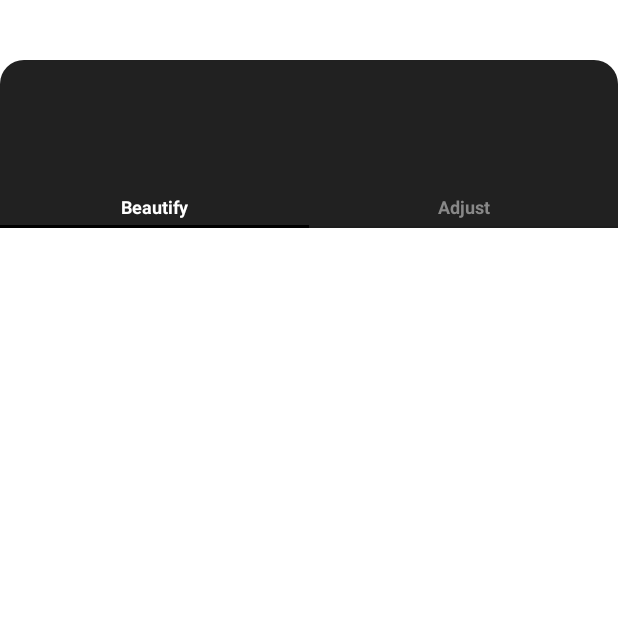
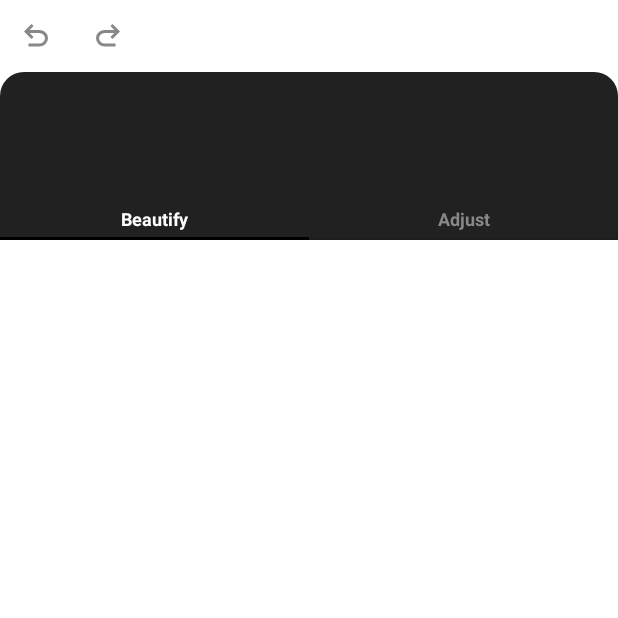
Before and after one commit to AkatsukiRika/OpenPS, an Android app built with Jetpack Compose: the composable EditScreen shown on its own in the app's theme, on a phone screen of 412 x 824 dp, the top half of it. Run offline under Robolectric (Android 15) with nearby library versions, the phone set to English and light mode, and no system bars.

Commit message:
feat: undo/redo上层UI

```diff
--- a/OpenPS/app/src/main/java/com/akatsukirika/openps/compose/EditScreen.kt
+++ b/OpenPS/app/src/main/java/com/akatsukirika/openps/compose/EditScreen.kt
@@ -18,7 +18,7 @@ import androidx.compose.foundation.lazy.items
 import androidx.compose.foundation.shape.RoundedCornerShape
 import androidx.compose.material.CircularProgressIndicator
 import androidx.compose.material.Icon
-import androidx.compose.material.Slider
+import androidx.compose.material.IconButton
 import androidx.compose.material.SliderDefaults
 import androidx.compose.material.Tab
 import androidx.compose.material.TabRow
@@ -65,13 +65,50 @@ const val TAB_ADJUST = 1
 @Composable
 fun EditScreen(viewModel: EditViewModel) {
     Column(modifier = Modifier.fillMaxWidth()) {
+        OperationRow(
+            viewModel = viewModel,
+            modifier = Modifier.align(Alignment.End)
+        )
+
+        MainColumn(viewModel)
+    }
+}
+
+@Composable
+private fun OperationRow(modifier: Modifier = Modifier, viewModel: EditViewModel) {
+    val canUndo = viewModel.canUndo.collectAsState(initial = false).value
+    val canRedo = viewModel.canRedo.collectAsState(initial = false).value
+
+    Row(
+        modifier = modifier,
+        verticalAlignment = Alignment.Bottom
+    ) {
+        IconButton(onClick = { /*TODO*/ }) {
+            Icon(
+                painter = painterResource(id = R.drawable.ic_undo),
+                contentDescription = null,
+                tint = if (canUndo) Color.White else Color.Gray,
+                modifier = Modifier.size(24.dp)
+            )
+        }
+
+        IconButton(onClick = { /*TODO*/ }) {
+            Icon(
+                painter = painterResource(id = R.drawable.ic_redo),
+                contentDescription = null,
+                tint = if (canRedo) Color.White else Color.Gray,
+                modifier = Modifier.size(24.dp)
+            )
+        }
+
+        Spacer(modifier = Modifier.weight(1f))
+
         Icon(
             painter = painterResource(id = R.drawable.ic_compare),
             contentDescription = null,
             tint = Color.White,
             modifier = Modifier
-                .align(Alignment.End)
-                .padding(end = 16.dp, bottom = 16.dp)
+                .padding(bottom = 16.dp, end = 16.dp)
                 .size(24.dp)
                 .pointerInput(Unit) {
                     detectTapGestures(onPress = {
@@ -81,8 +118,6 @@ fun EditScreen(viewModel: EditViewModel) {
                     })
                 }
         )
-
-        MainColumn(viewModel)
     }
 }
 
--- /dev/null
+++ b/OpenPS/app/src/main/java/com/akatsukirika/openps/utils/ModifierExt.kt
@@ -0,0 +1,12 @@
+package com.akatsukirika.openps.utils
+
+import androidx.compose.foundation.clickable
+import androidx.compose.foundation.interaction.MutableInteractionSource
+import androidx.compose.runtime.Composable
+import androidx.compose.runtime.remember
+import androidx.compose.ui.Modifier
+
+@Composable
+fun Modifier.clickableNoIndication(onClick: () -> Unit) = this.clickable(interactionSource = remember {
+    MutableInteractionSource()
+}, indication = null, onClick = onClick)
--- a/OpenPS/app/src/main/java/com/akatsukirika/openps/viewmodel/EditViewModel.kt
+++ b/OpenPS/app/src/main/java/com/akatsukirika/openps/viewmodel/EditViewModel.kt
@@ -72,6 +72,12 @@ class EditViewModel : ViewModel() {
 
     private val _selectedTabIndex = MutableStateFlow(0)
     val selectedTabIndex: StateFlow<Int> = _selectedTabIndex
+
+    private val _canUndo = MutableStateFlow(false)
+    val canUndo: StateFlow<Boolean> = _canUndo
+
+    private val _canRedo = MutableStateFlow(false)
+    val canRedo: StateFlow<Boolean> = _canRedo
 
     private val lastSelectedTabIndex = MutableStateFlow(0)
 
--- /dev/null
+++ b/OpenPS/app/src/main/res/drawable/ic_redo.xml
@@ -0,0 +1,9 @@
+<vector xmlns:android="http://schemas.android.com/apk/res/android"
+    android:width="24dp"
+    android:height="24dp"
+    android:viewportWidth="960"
+    android:viewportHeight="960">
+  <path
+      android:pathData="M396,760q-97,0 -166.5,-63T160,540q0,-94 69.5,-157T396,320h252L544,216l56,-56 200,200 -200,200 -56,-56 104,-104L396,400q-63,0 -109.5,40T240,540q0,60 46.5,100T396,680h284v80L396,760Z"
+      android:fillColor="#FFFFFF"/>
+</vector>
--- /dev/null
+++ b/OpenPS/app/src/main/res/drawable/ic_undo.xml
@@ -0,0 +1,9 @@
+<vector xmlns:android="http://schemas.android.com/apk/res/android"
+    android:width="24dp"
+    android:height="24dp"
+    android:viewportWidth="960"
+    android:viewportHeight="960">
+  <path
+      android:pathData="M280,760v-80h284q63,0 109.5,-40T720,540q0,-60 -46.5,-100T564,400L312,400l104,104 -56,56 -200,-200 200,-200 56,56 -104,104h252q97,0 166.5,63T800,540q0,94 -69.5,157T564,760L280,760Z"
+      android:fillColor="#FFFFFF"/>
+</vector>
--- a/OpenPS/gpupixel/src/main/java/com/pixpark/gpupixel/OpenPS.kt
+++ b/OpenPS/gpupixel/src/main/java/com/pixpark/gpupixel/OpenPS.kt
@@ -58,6 +58,10 @@ internal object OpenPS {
 
     external fun nativeCompareEnd()
 
+    external fun nativeCanUndo(): Boolean
+
+    external fun nativeCanRedo(): Boolean
+
     external fun nativeSetScaleFactor(scale: Float)
 
     external fun nativeSetTranslateDistance(x: Float, y: Float)
```
Also changed, not shown: 5 other files.
